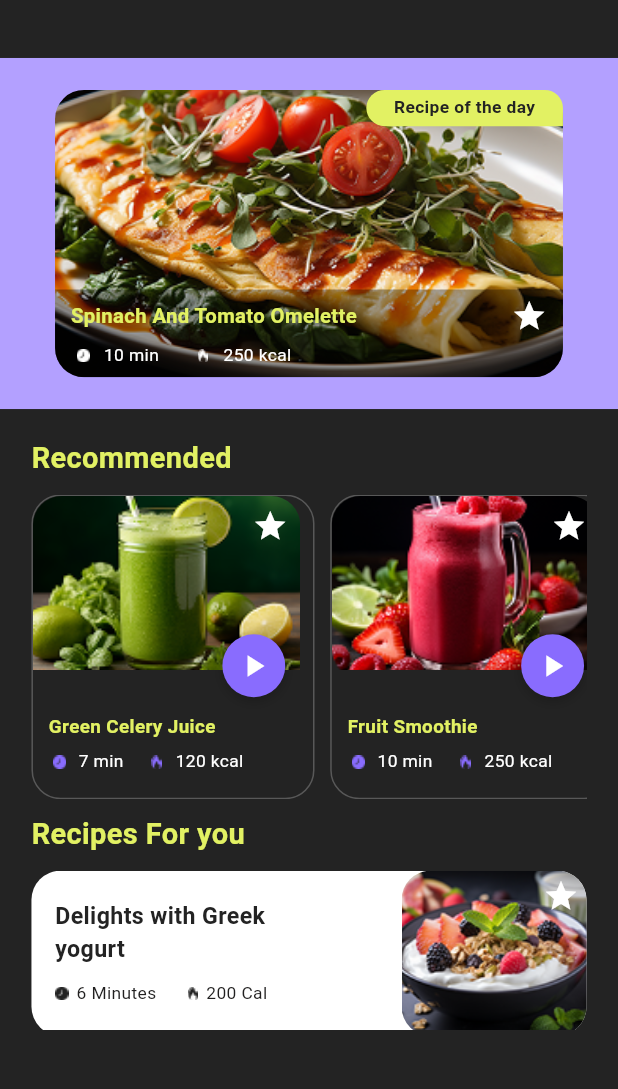
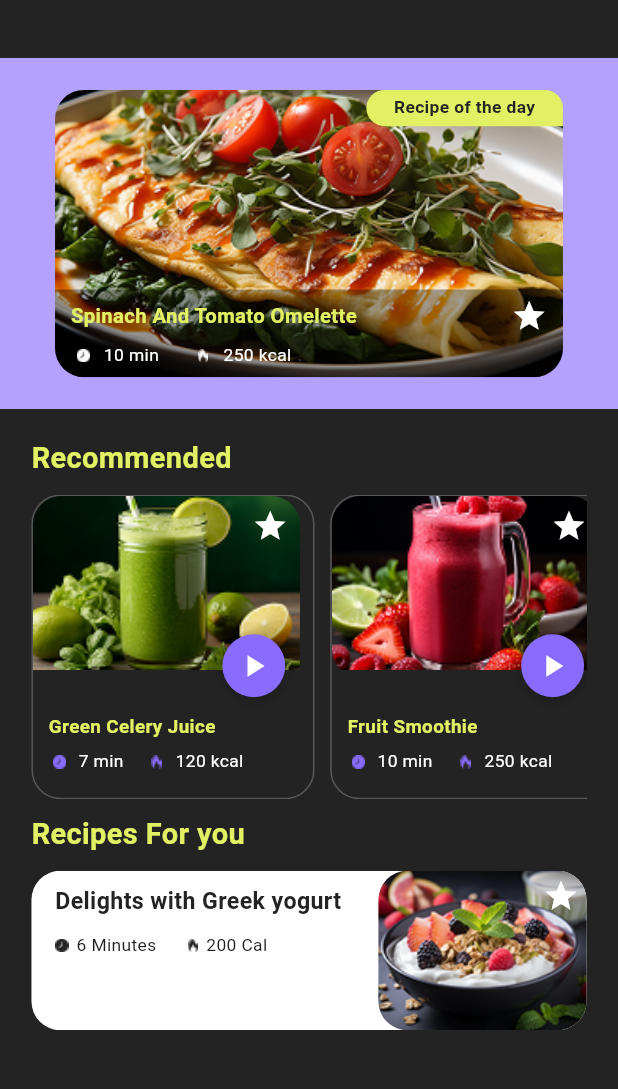
Before and after one commit to mohanad-2003/fitness_app, a Flutter app: the screen it shows after launch, on a phone screen of 412 x 824 dp, the part 135-1224 px from its top. Run offline on Flutter 3.47's test engine with Material 3 defaults, Android fonts, the phone set to English and light mode, and no system bars; our stand-ins replace flutter_screenutil, get.

Commit message:
Update common_mealidea_page.dart

```diff
--- a/lib/view/common_mealidea_page.dart
+++ b/lib/view/common_mealidea_page.dart
@@ -462,6 +462,7 @@ class CommonMealIdeaPage extends StatelessWidget {
               final item = recipesList[index];
               return Container(
                 width: double.infinity,
+                height: 110.h,
                 decoration: BoxDecoration(
                   color: Colors.white,
                   borderRadius: BorderRadius.circular(20.r),
@@ -530,7 +531,7 @@ class CommonMealIdeaPage extends StatelessWidget {
                         ),
                       ),
                     ),
-                    Spacer(),
+
                     Expanded(
                       flex: 3,
                       child: Stack(
@@ -540,7 +541,7 @@ class CommonMealIdeaPage extends StatelessWidget {
                             child: Image.asset(
                               item.image,
                               width: 148.w,
-                              height: 110,
+                              height: double.infinity,
                               fit: BoxFit.cover,
                             ),
                           ),
```
